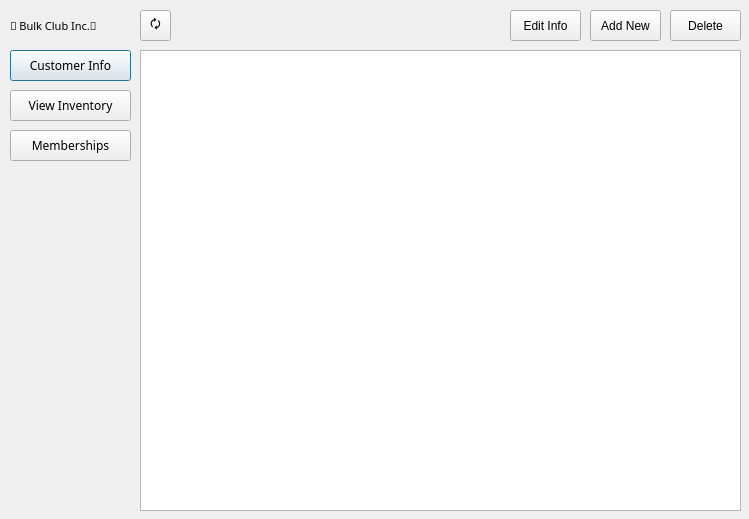
Qt form Admin.ui (UnitedPuggs/The-Simps) before a commit.
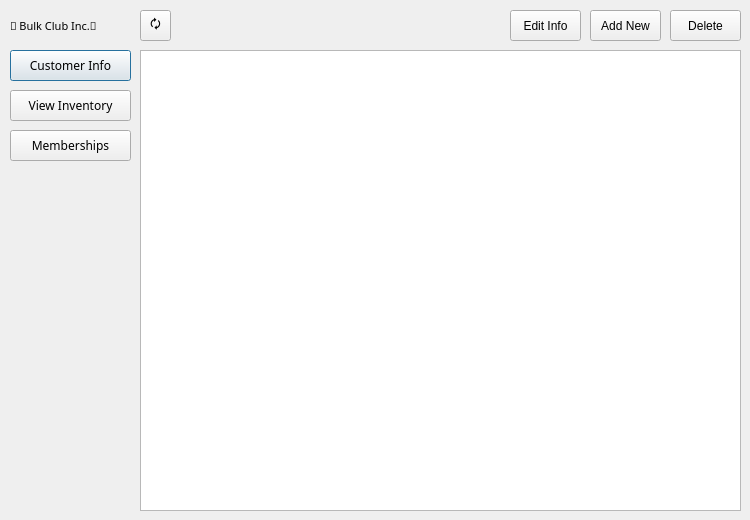
The same form after that commit.

```diff
--- a/Admin.ui
+++ b/Admin.ui
@@ -6,13 +6,22 @@
    <rect>
     <x>0</x>
     <y>0</y>
-    <width>749</width>
-    <height>519</height>
+    <width>750</width>
+    <height>520</height>
    </rect>
   </property>
+  <property name="sizePolicy">
+   <sizepolicy hsizetype="Fixed" vsizetype="Fixed">
+    <horstretch>0</horstretch>
+    <verstretch>0</verstretch>
+   </sizepolicy>
+  </property>
   <property name="windowTitle">
    <string>Dialog</string>
   </property>
+  <property name="sizeGripEnabled">
+   <bool>false</bool>
+  </property>
   <widget class="QPushButton" name="customerButton">
    <property name="geometry">
     <rect>
```
Left out of the diff: 29 changed lines with no effect on the pictures.
